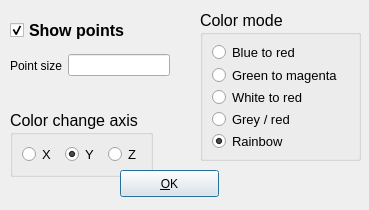
Before: the Qt Designer form colordialog.ui in zy31415/pcd_viewer, drawn with Qt 5.
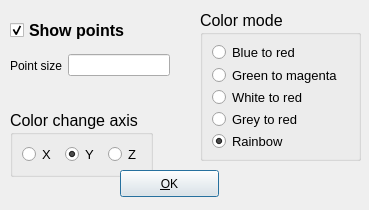
After: the same form once the commit is applied.

```diff
--- a/colordialog.ui
+++ b/colordialog.ui
@@ -256,7 +256,7 @@
        </font>
       </property>
       <property name="text">
-       <string>Grey / red</string>
+       <string>Grey to red</string>
       </property>
      </widget>
     </item>
```
Left out of the diff: 18 changed lines with no effect on the pictures.
